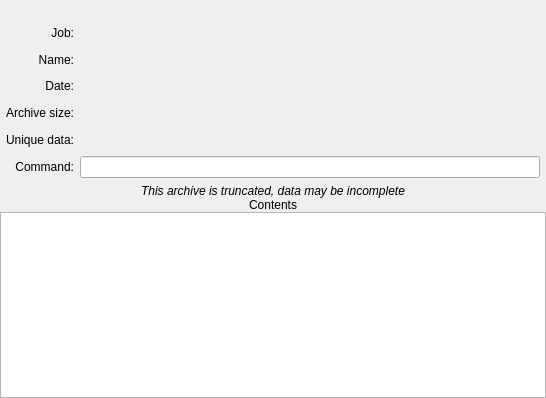
Qt form forms/archivewidget.ui (Tarsnap/tarsnap-gui) before a commit.
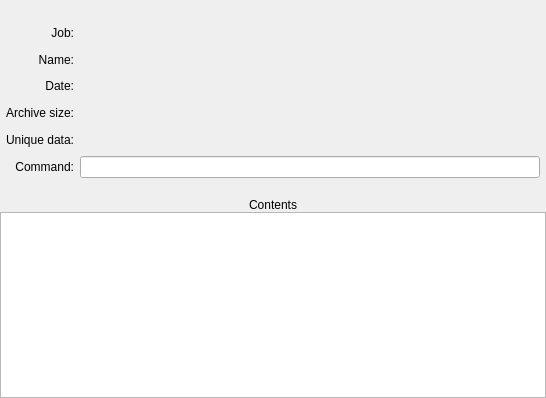
The same form after that commit. Icons and pictures are not drawn. Custom widgets are drawn as their Qt base class.

Commit message: Detect empty archives along with truncated ones.

Diff of the .ui file:
```diff
--- a/forms/archivewidget.ui
+++ b/forms/archivewidget.ui
@@ -331,7 +331,7 @@
       </widget>
      </item>
      <item row="6" column="0" colspan="3">
-      <widget class="QLabel" name="truncatedLabel">
+      <widget class="ElidedLabel" name="infoLabel">
        <property name="font">
         <font>
          <italic>true</italic>
@@ -341,7 +341,7 @@
         <string>This archive was interrupted and may be incomplete</string>
        </property>
        <property name="text">
-        <string>This archive is truncated, data may be incomplete</string>
+        <string/>
        </property>
        <property name="alignment">
         <set>Qt::AlignCenter</set>
```
Left out of the diff: 3 changed lines with no effect on the pictures. The commit also changes 1 other file.
